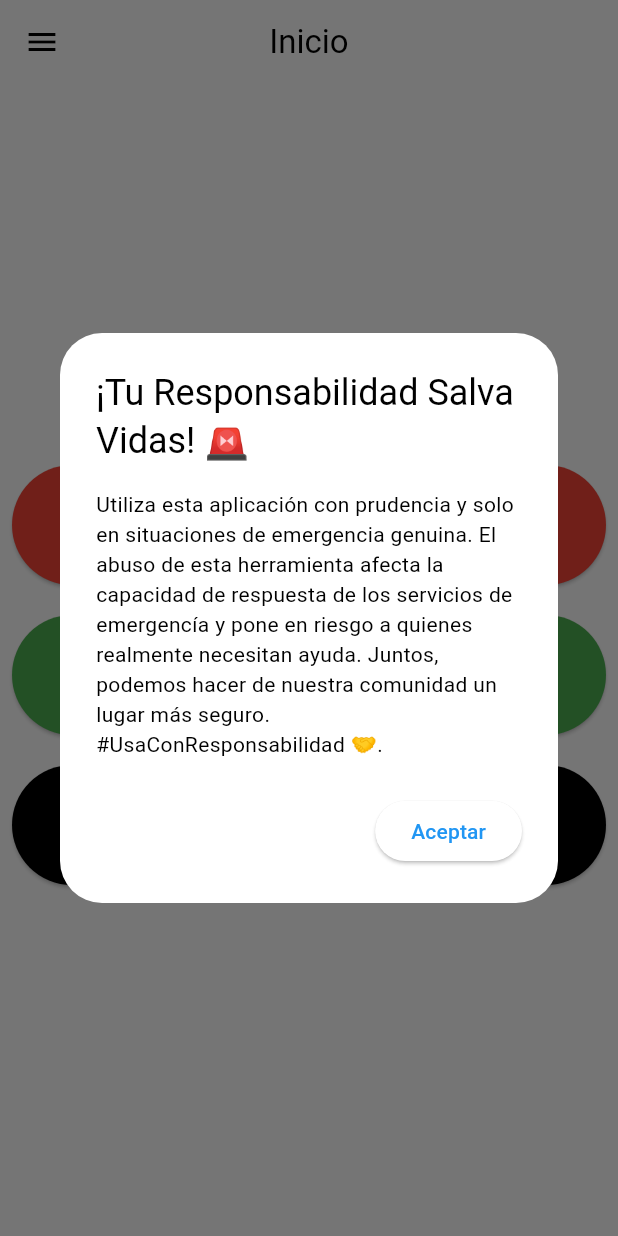
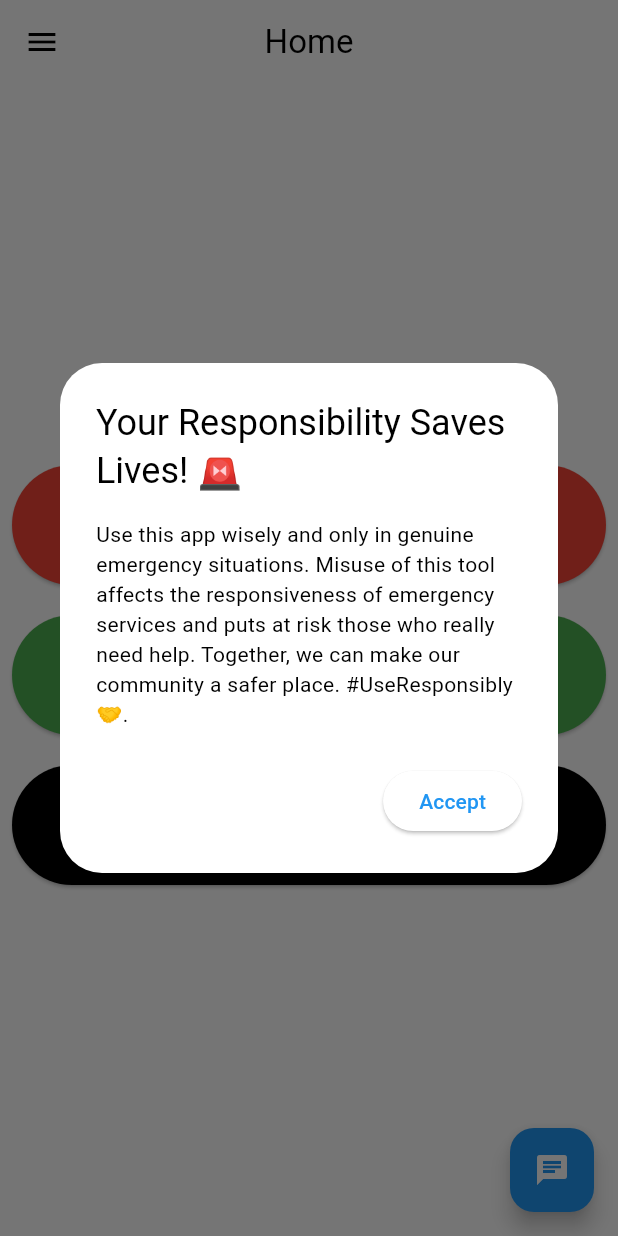
Before and after one commit to journey1010/MobileAppEmergencia, a Flutter app: the HomeScreen screen opened directly with empty values, on a phone screen of 412 x 824 dp. Run offline on Flutter 3.47's test engine with Material 3 defaults, Android fonts, the light colour scheme and no system bars; our stand-ins replace bloc, cached_network_image, flutter_bloc, flutter_chat_types, flutter_chat_ui, flutter_secure_storage and 4 more; accounts and stored records are empty.

Commit message:
Implementation => Chat&Lang

```diff
--- /dev/null
+++ b/lib/localization/localized_strings.dart
@@ -0,0 +1,15 @@
+import 'package:flutter/material.dart';
+import 'strings_en.dart';
+import 'strings_es.dart';
+
+class LocalizedStrings {
+  static dynamic of(BuildContext context) {
+    var locale = Localizations.localeOf(context).languageCode;
+
+    if ( locale == 'es' ) {
+      return StringsEs();
+    } else {
+      return StringsEn();
+    }
+  }
+}
--- /dev/null
+++ b/lib/localization/strings_en.dart
@@ -0,0 +1,69 @@
+class StringsEn {
+  String get title => "Hello World";
+  //HomeScreen
+  String get sendLocationOk => "Location sent successfully.";
+  String get sendLocationFailed => "Could not send the location. Please try again.";
+  String get alertTitle => "Your Responsibility Saves Lives! 🚨";
+  String get alertBodyText => "Use this app wisely and only in genuine emergency situations. Misuse of this tool affects the responsiveness of emergency services and puts at risk those who really need help. Together, we can make our community a safer place. #UseResponsibly 🤝.";
+  String get alertButtonText => "Accept";
+
+  String get sideBarItemUser => "Profile";
+  String get sideBarItemLogout => "Logout";
+
+  String get appBarHomeScreen => "Home";
+  String get buttonFireMan => "FIREFIGHTERS";
+  String get buttonAmbulance => "AMBULANCE";
+  String get buttonPolice => "POLICE";
+
+  // OnBoarding
+  List<String> get titles => [
+    'Send Your Location Quickly',
+    'Contact the Firefighters',
+    'Alert the Police',
+    'Call an Ambulance',
+    'Immediate Assistance',
+  ];
+
+  List<String> get subtitles => [
+    'Share your exact location with just a tap',
+    'Report fire and rescue emergencies efficiently',
+    'Report crimes or ask for police help instantly',
+    'Request emergency medical services when you need it most',
+    'We are here to help you in any emergency',
+  ];
+
+  // Login
+  String get loginFailed => "Cannot connect, Please try again.";
+  String get loginAwait => "Starting, Please wait...";
+  String get loginTitle => "Complete the fields";
+  String get loginEmail => "Email";
+  String get loginPasswd => "Password";
+  String get loginButton => "Log In";
+
+  // Register
+  String get registerFailed => "Could not join, Please try again.";
+  String get registerAwait => "Creating new account, please wait.";
+  String get registerTitle => "Create a new account";
+  String get registerName => "Name";
+  String get registerLastname => "last name";
+  String get registerEmail => "Email";
+
+  String get registerDni => "ID Number";
+  String get registerDniError => "Please enter your ID number";
+
+  String get registerPhoneNumber => "Phone Number";
+  String get registerPhoneNumberError => "Please enter your phone number";
+
+  String get registerPasswd => "Password";
+  String get registerConfirmPasswd => "Confirm Password";
+
+  String get registerTerms => "By creating an account you accept our terms of use.";
+  String get registerTerms2 => "Terms of Use.";
+  String get registerButton => "Join";
+
+  //Welcome
+  String get welcomeTitle => "Welcome citizen!";
+  String get welcomeBodyText => "AppEmergency allows you to share your location and alert emergency services, such as firefighters, police, or ambulances.";
+  String get welcomeLogin => "Log In";
+  String get welcomeJoinUs => "Join Us";
+}
--- /dev/null
+++ b/lib/localization/strings_es.dart
@@ -0,0 +1,72 @@
+class StringsEs {
+  String get title => "Hola Mundo";
+  //HomeScreen
+  String get sendLocationOk => "Ubicación enviada con éxito.";
+  String get sendLocationFailed => "No se pudo enviar la ubicación. Intente nuevamente.";
+  String get alertTitle => "¡Tu Responsabilidad Salva Vidas! 🚨";
+  String get alertBodyText => "Utiliza esta aplicación con prudencia y solo en situaciones de emergencia genuina. El abuso de esta herramienta afecta la capacidad de respuesta de los servicios de emergencía y pone en riesgo a quienes realmente necesitan ayuda. Juntos, podemos hacer de nuestra comunidad un lugar más seguro. #UsaConResponsabilidad 🤝.";
+  String get alertButtonText => "Aceptar";
+
+  String get sideBarItemUser => "Perfil";
+  String get sideBarItemLogout => "Salir";
+
+  String get appBarHomeScreen => "Inicio";
+  String get buttonFireMan => "BOMBEROS";
+  String get buttonAmbulance => "AMBULANCIA";
+  String get buttonPolice => "POLICÍA";
+
+  // OnBoarding
+  List<String> get titles => [
+    'Envía tu Ubicación Rápidamente',
+    'Contacta a los Bomberos',
+    'Alerta a la Policía',
+    'Llama a una Ambulancia',
+    'Asistencia Inmediata',
+  ];
+
+  List<String> get subtitles => [
+    'Comparte tu ubicación exacta con solo un toque',
+    'Informa emergencias de fuego y rescate de forma eficiente',
+    'Reporta delitos o pide ayuda policial al instante',
+    'Solicita servicios médicos de emergencia cuando más lo necesitas',
+    'Estamos aquí para ayudarte en cualquier emergencia',
+  ];
+
+  // Login
+  String get loginFailed => "No puedo conectarse, Intente otra vez.";
+  String get loginAwait => "Iniciando, Por favor espere...";
+  String get loginTitle => "Complete los campos";
+  String get loginEmail => "Correo Electrónico";
+  String get loginPasswd => "Contraseña";
+  String get loginButton => "Iniciar";
+
+  // Register
+  String get registerFailed => "No se pudo unir, Intente otra vez.";
+  String get registerAwait => "Creando nueva cuenta, por favor espere.";
+  String get registerTitle => "Crear una cuenta nueva";
+  String get registerName => "Nombre";
+  String get registerLastname => "Apellidos";
+  String get registerEmail => "Correo Electrónico";
+
+  String get registerDni => "DNI";
+  String get registerDniError => "Por favor ingrese su DNI";
+
+  String get registerPhoneNumber => "Número de celular";
+  String get registerPhoneNumberError => "Por favor ingrese su número de celular";
+
+  String get registerPasswd => "Contraseña";
+  String get registerConfirmPasswd => "Confirmar contraseña";
+
+  String get registerTerms => "Al crear una cuenta aceptas nuestros terminos de uso.";
+  String get registerTerms2 => "Terminos de uso.";
+  String get registerButton => "Únete";
+
+  //Welcome
+  String get welcomeTitle => "Bienvenido ciudadano!";
+  String get welcomeBodyText => "AppEmergencia te permite compartir tu localización y alertar a los servicios de emergencia, como bomberos, policías o ambulancias.";
+  String get welcomeLogin => "Iniciar sesión";
+  String get welcomeJoinUs => "Únete";
+
+
+
+}
--- a/lib/ui/home/home_screen.dart
+++ b/lib/ui/home/home_screen.dart
@@ -1,4 +1,6 @@
 import 'dart:math';
+import 'package:app_emergen/localization/localized_strings.dart';
+import 'package:app_emergen/ui/chat/chat_screen.dart';
 import 'package:flutter/cupertino.dart';
 import 'package:flutter/material.dart';
 import 'package:flutter_bloc/flutter_bloc.dart';
@@ -9,6 +11,7 @@ import 'package:app_emergen/services/gps.dart';
 import 'package:app_emergen/ui/auth/authentication_bloc.dart';
 import 'package:app_emergen/ui/auth/welcome/welcome_screen.dart';
 import 'package:provider/provider.dart';
+
 
 class HomeScreen extends StatefulWidget {
   final User user;
@@ -32,8 +35,8 @@ class _HomeState extends State<HomeScreen> {
   void handleSOSResponse(bool success) {
     final snackBar = SnackBar(
       content: Text(success
-          ? 'Ubicación enviada con éxito.'
-          : 'No se pudo enviar la ubicación. Intente nuevamente.'),
+        ? LocalizedStrings.of(context).sendLocationOk  // Usa la cadena localizada para el caso de éxito
+        : LocalizedStrings.of(context).sendLocationFailed),
       backgroundColor: success ? Colors.green : Colors.red,
     );
     ScaffoldMessenger.of(context).showSnackBar(snackBar);
@@ -50,13 +53,11 @@ class _HomeState extends State<HomeScreen> {
         context: context,
         builder: (BuildContext context) {
           return AlertDialog(
-            title: const Text('¡Tu Responsabilidad Salva Vidas! 🚨'),
-            content: const Column(
+            title: Text(LocalizedStrings.of(context).alertTitle),
+            content: Column(
               mainAxisSize: MainAxisSize.min,
               children: <Widget>[
-                Text(
-                  'Utiliza esta aplicación con prudencia y solo en situaciones de emergencia genuina. El abuso de esta herramienta afecta la capacidad de respuesta de los servicios de emergencía y pone en riesgo a quienes realmente necesitan ayuda. Juntos, podemos hacer de nuestra comunidad un lugar más seguro. #UsaConResponsabilidad 🤝.',
-                ),
+                Text(LocalizedStrings.of(context).alertBodyText),
               ],
             ),
             actions: <Widget>[
@@ -64,8 +65,7 @@ class _HomeState extends State<HomeScreen> {
                 onPressed: () {
                   Navigator.of(context).pop();
                 },
-                child: const Text(
-                  'Aceptar'),
+                child: Text(LocalizedStrings.of(context).alertButtonText),
               ),
             ],
           );
@@ -84,18 +84,18 @@ class _HomeState extends State<HomeScreen> {
           child: ListView(
             padding: EdgeInsets.zero,
             children: [
-              const DrawerHeader(
+              DrawerHeader(
                 decoration: BoxDecoration(
                   color: Color(COLOR_PRIMARY),
                 ),
                 child: Text(
-                  'Perfil',
+                  LocalizedStrings.of(context).sideBarItemUser,
                   style: TextStyle(color: Colors.white),
                 ),
               ),
               ListTile(
-                title: const Text(
-                  'Salir',
+                title: Text(
+                  LocalizedStrings.of(context).sideBarItemLogout,
                   style: TextStyle(color: Colors.black),
                 ),
                 leading: Transform.rotate(
@@ -109,8 +109,8 @@ class _HomeState extends State<HomeScreen> {
           ),
         ),
         appBar: AppBar(
-          title: const Text(
-            'Inicio',
+          title: Text(
+            LocalizedStrings.of(context).appBarHomeScreen,
             style: TextStyle(color: Colors.black),
           ),
           iconTheme: const IconThemeData(color: Colors.black),
@@ -131,7 +131,7 @@ class _HomeState extends State<HomeScreen> {
                     ElevatedButton.icon(
                       onPressed: () => attemptSendSOS('bomberos'),
                       icon: Icon(Icons.local_fire_department, color: Colors.white, size: 48.0),
-                      label: const Text('BOMBEROS', style: TextStyle(fontSize: 20.0)),
+                      label: Text( LocalizedStrings.of(context).buttonFireMan, style: TextStyle(fontSize: 20.0)),
                       style: ElevatedButton.styleFrom(
                         backgroundColor: Colors.red,
                         padding: EdgeInsets.all(16.0),
@@ -142,7 +142,7 @@ class _HomeState extends State<HomeScreen> {
                     ElevatedButton.icon(
                       onPressed: () => attemptSendSOS('hospital'),
                       icon: Icon(Icons.local_hospital, color: Colors.white, size: 48.0),
-                      label: const Text('AMBULANCIA', style: TextStyle(fontSize: 20.0)),
+                      label: Text( LocalizedStrings.of(context).buttonAmbulance, style: TextStyle(fontSize: 20.0)),
                       style: ElevatedButton.styleFrom(
                         backgroundColor: Colors.green,
                         padding: EdgeInsets.all(16.0),
@@ -153,7 +153,7 @@ class _HomeState extends State<HomeScreen> {
                     ElevatedButton.icon(
                       onPressed: () => attemptSendSOS('policia'),
                       icon: const Icon(Icons.local_police, color: Colors.white, size: 48.0),
-                      label: const Text('POLICÍA', style: TextStyle(fontSize: 20.0)),
+                      label: Text( LocalizedStrings.of(context).buttonPolice, style: TextStyle(fontSize: 20.0)),
                       style: ElevatedButton.styleFrom(
                         backgroundColor: Colors.black,
                         padding: EdgeInsets.all(16.0),
@@ -166,6 +166,15 @@ class _HomeState extends State<HomeScreen> {
             ],
           ),
         ),
+        floatingActionButton: FloatingActionButton(
+          onPressed: () {
+            Navigator.of(context).push(
+              MaterialPageRoute(builder: (context) => ChatScreen()),
+            );
+          },
+          child: Icon( Icons.chat ),
+          backgroundColor: Colors.blue,
+        ),
       ),
     );
   }
--- a/pubspec.yaml
+++ b/pubspec.yaml
@@ -41,10 +41,16 @@ dependencies:
   flutter_bloc: ^8.1.3
   url_launcher: ^6.0.12
 
+
   flutter:
+    sdk: flutter
+  flutter_localizations:
     sdk: flutter
   flutter_secure_storage:  9.0.0
   cupertino_icons: ^1.0.3
+  intl: ^0.18.1
+  flutter_chat_ui: ^1.6.10
+  flutter_chat_types: ^3.6.2
 
 dev_dependencies:
   flutter_test:
```
Also changed, not shown: lib/main.dart (+16 -1 lines), lib/ui/auth/login/login_screen.dart (+7 -6 lines), lib/ui/auth/onBoarding/on_boarding_screen.dart (+26 -24 lines), lib/ui/auth/signUp/sign_up_screen.dart (+20 -20 lines), lib/ui/auth/welcome/welcome_screen.dart (+10 -9 lines), lib/ui/chat/chat_screen.dart (added, +44 -0 lines), pubspec.lock, 1 other file.
